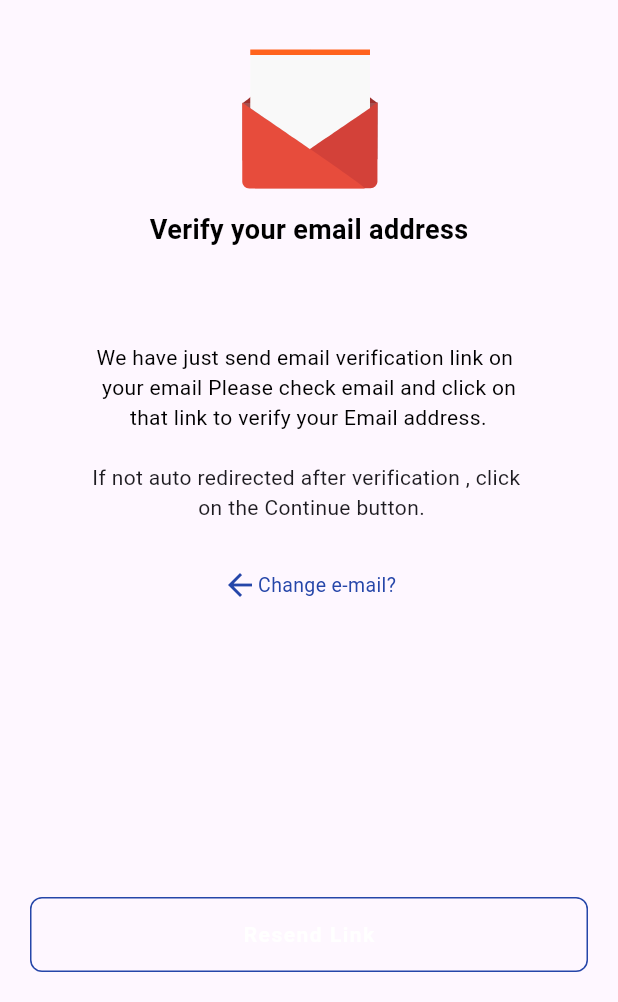
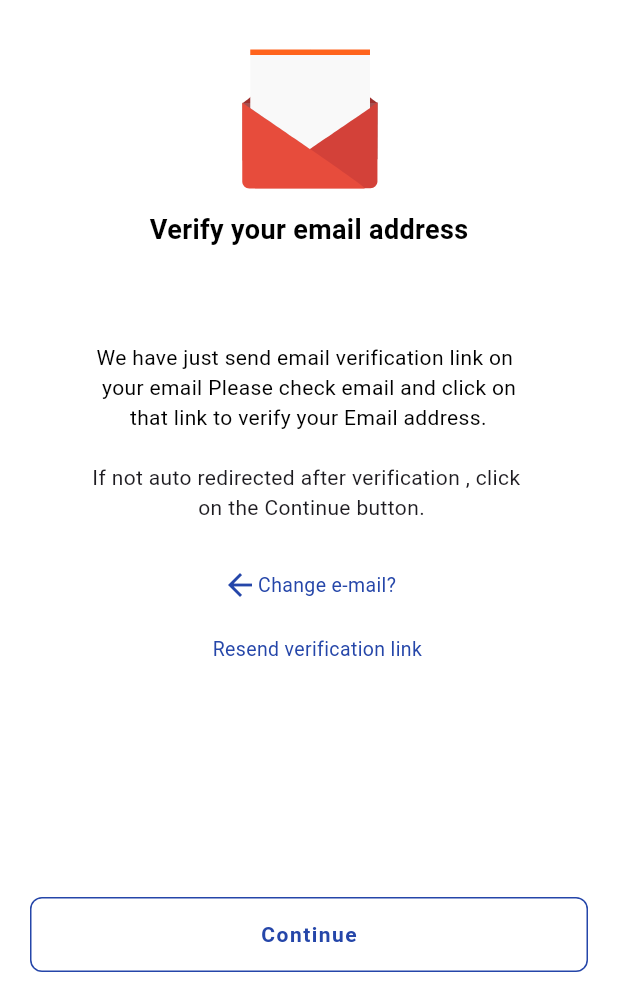
Before and after one commit to Ashutosh21jha/AmulX, a Flutter app: the Emailverification screen opened directly with empty values, on a phone screen of 412 x 824 dp, the part 234-1236 px from its top. Run offline on Flutter 3.47's test engine with Material 3 defaults, Android fonts, the phone set to English and light mode, and no system bars; our stand-ins replace cached_network_image, cloud_firestore, dio, firebase_auth, firebase_core, firebase_messaging and 12 more; missing offline and left inert: flutter_cashfree_pg_sdk, razorpay_flutter; accounts and stored records are empty.

Commit message:
Manual Redirection continue button added

```diff
--- a/lib/screens/auth/emailverification.dart
+++ b/lib/screens/auth/emailverification.dart
@@ -49,6 +49,25 @@ class _EmailverificationState extends State<Emailverification> {
     });
   }
 
+  Future<void> manualredirect() async {
+      await auth.currentUser?.reload();
+      if (auth.currentUser!.emailVerified) {
+        signIn();
+    }
+      else{
+        await Get.showOverlay(
+            asyncFunction: () async {
+              final userController = Get.find<UserController>();
+              await userController.getUserData();
+            },
+            loadingWidget: const Center(
+                child: CircularProgressIndicator(
+                  color: AppColors.blue,
+                )));
+        showAuthErrorSnackBar("Verification Error", "Email is not verified",);
+      }
+  }
+
   Future<void> signIn() async {
     if (auth.currentUser?.emailVerified ?? false) {
       await Get.showOverlay(
@@ -73,6 +92,7 @@ class _EmailverificationState extends State<Emailverification> {
   @override
   Widget build(BuildContext context) {
     return Scaffold(
+      backgroundColor: appColors.backgroundColor,
       body: Column(
         mainAxisAlignment: MainAxisAlignment.start,
         crossAxisAlignment: CrossAxisAlignment.stretch,
@@ -179,6 +199,21 @@ class _EmailverificationState extends State<Emailverification> {
               ],
             ),
           ),
+          Padding(
+            padding: const EdgeInsets.only(top: 21,left: 11),
+            child: Center(
+              child: GestureDetector(
+                  onTap: () => resendlink(),
+                  child: Text(
+                    "Resend verification link",
+                    style: TextStyle(
+                      fontSize: 13,
+                      color: appColors.blue,
+                    ),
+                  ),
+              ),
+            ),
+          ),
         ],
       ),
       bottomNavigationBar: Padding(
@@ -194,13 +229,13 @@ class _EmailverificationState extends State<Emailverification> {
             ),
           ),
           child: InkWell(
-            onTap: () => resendlink(),
+            onTap: () => manualredirect(),
             child: Center(
               child: Text(
-                "Resend Link",
+                "Continue",
                 style: TextStyle(
                     letterSpacing: 1.0,
-                    color: appColors.onPrimary,
+                    color: appColors.blue,
                     fontWeight: FontWeight.bold,
                     fontSize: 14),
               ),
```
